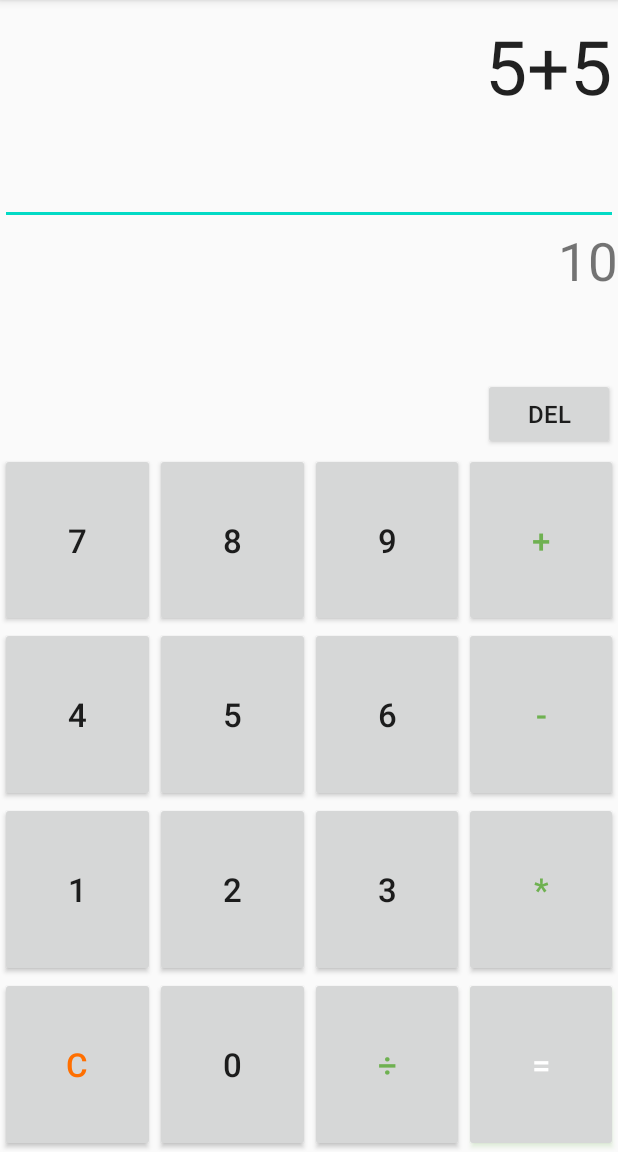
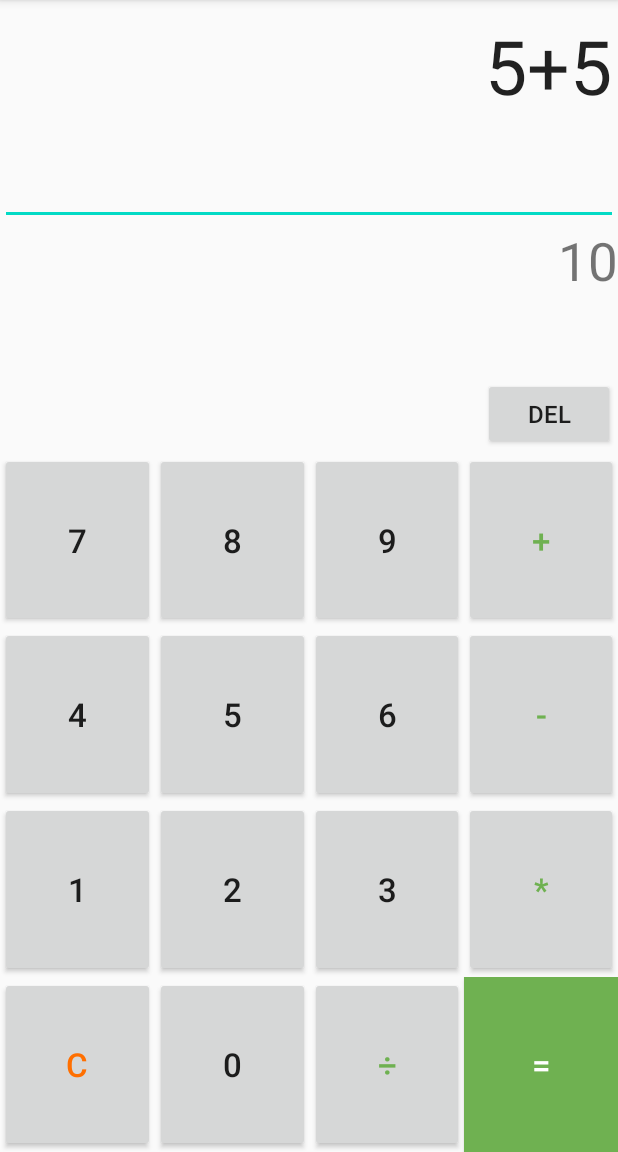
Before and after one commit to NNTC-ISIP-18/MDK-0103, an Android app: the screen it shows after launch (MainActivity), on a phone screen of 412 x 824 dp, the part 84-1236 px from its top. Run offline under Robolectric (Android 15) with nearby library versions, the phone set to English and light mode, and no system bars.

Commit message:
Rename ids

```diff
--- a/Shmakulator/app/src/main/java/com/example/shmakulator/MainActivity.java
+++ b/Shmakulator/app/src/main/java/com/example/shmakulator/MainActivity.java
@@ -6,7 +6,6 @@ import android.media.MediaPlayer;
 import android.os.Bundle;
 import android.view.View;
 import android.widget.Button;
-import android.widget.LinearLayout;
 
 import java.util.ArrayList;
 
@@ -29,7 +28,7 @@ public class MainActivity extends AppCompatActivity {
             });
         }
         final MediaPlayer mpClickDel = MediaPlayer.create(this, R.raw.click_del);
-        findViewById(R.id.butdelet).setOnClickListener(new View.OnClickListener() {
+        findViewById(R.id.btnDelete).setOnClickListener(new View.OnClickListener() {
             @Override
             public void onClick(View v) {
                 mpClickDel.start();
--- a/Shmakulator/app/src/main/res/layout-land/activity_main.xml
+++ b/Shmakulator/app/src/main/res/layout-land/activity_main.xml
@@ -10,8 +10,8 @@
     <LinearLayout
         android:layout_width="match_parent"
         android:layout_height="wrap_content"
-        android:orientation="vertical"
-        android:layout_marginHorizontal="5sp">
+        android:layout_marginHorizontal="5sp"
+        android:orientation="vertical">
 
         <EditText
             android:id="@+id/input_box"
@@ -19,10 +19,10 @@
             android:layout_height="50dp"
             android:ems="10"
             android:gravity="end"
+            android:importantForAutofill="no"
             android:inputType="none"
-            android:textSize="25sp"
             android:text="5+5"
-            android:importantForAutofill="no" />
+            android:textSize="25sp" />
 
         <TextView
             android:id="@+id/result_box"
@@ -42,7 +42,7 @@
         android:orientation="horizontal">
 
         <Button
-            android:id="@+id/butdelet"
+            android:id="@+id/btnDelete"
             android:layout_width="match_parent"
             android:layout_height="match_parent"
             android:text="Del"
@@ -80,7 +80,7 @@
                 android:id="@+id/butadd"
                 style="@style/CalcButton"
                 android:text="+"
-                android:textColor="#6FB151"/>
+                android:textColor="#6FB151" />
 
         </LinearLayout>
 
@@ -109,7 +109,7 @@
                 android:id="@+id/butmin"
                 style="@style/CalcButton"
                 android:text="-"
-                android:textColor="#6FB151"/>
+                android:textColor="#6FB151" />
 
         </LinearLayout>
 
@@ -130,15 +130,15 @@
                 android:text="2" />
 
             <Button
-                android:id="@+id/but3"
+                android:id="@+id/btn3"
                 style="@style/CalcButton"
                 android:text="3" />
 
             <Button
-                android:id="@+id/butmul"
+                android:id="@+id/btnMultiply"
                 style="@style/CalcButton"
                 android:text="*"
-                android:textColor="#6FB151"/>
+                android:textColor="#6FB151" />
 
         </LinearLayout>
 
@@ -149,7 +149,7 @@
             android:orientation="horizontal">
 
             <Button
-                android:id="@+id/butclear"
+                android:id="@+id/btnClear"
                 style="@style/CalcButton"
                 android:text="C"
                 android:textColor="#FF6F00" />
--- a/Shmakulator/app/src/main/res/layout/activity_main.xml
+++ b/Shmakulator/app/src/main/res/layout/activity_main.xml
@@ -13,18 +13,18 @@
         android:orientation="vertical">
 
         <EditText
-            android:id="@+id/input_box"
+            android:id="@+id/inputBox"
             android:layout_width="match_parent"
             android:layout_height="150dp"
             android:ems="10"
             android:gravity="end"
+            android:importantForAutofill="no"
             android:inputType="none"
-            android:textSize="50sp"
             android:text="5+5"
-            android:importantForAutofill="no" />
+            android:textSize="50sp" />
 
         <TextView
-            android:id="@+id/result_box"
+            android:id="@+id/resultBox"
             android:layout_width="match_parent"
             android:layout_height="100dp"
             android:gravity="end"
@@ -40,7 +40,7 @@
         android:orientation="horizontal">
 
         <Button
-            android:id="@+id/butdelet"
+            android:id="@+id/btnDelete"
             android:layout_width="match_parent"
             android:layout_height="match_parent"
             android:text="Del"
@@ -60,25 +60,25 @@
             android:orientation="horizontal">
 
             <Button
-                android:id="@+id/but7"
+                android:id="@+id/btn7"
                 style="@style/CalcButton"
                 android:text="7" />
 
             <Button
-                android:id="@+id/but8"
+                android:id="@+id/btn8"
                 style="@style/CalcButton"
                 android:text="8" />
 
             <Button
-                android:id="@+id/but9"
+                android:id="@+id/btn9"
                 style="@style/CalcButton"
                 android:text="9" />
 
             <Button
-                android:id="@+id/butadd"
+                android:id="@+id/btnPlus"
                 style="@style/CalcButton"
                 android:text="+"
-                android:textColor="#6FB151"/>
+                android:textColor="#6FB151" />
 
         </LinearLayout>
 
@@ -89,7 +89,7 @@
             android:orientation="horizontal">
 
             <Button
-                android:id="@+id/but4"
+                android:id="@+id/btn4"
                 style="@style/CalcButton"
                 android:text="4" />
 
@@ -99,15 +99,15 @@
                 android:text="5" />
 
             <Button
-                android:id="@+id/but6"
+                android:id="@+id/btn6"
                 style="@style/CalcButton"
                 android:text="6" />
 
             <Button
-                android:id="@+id/butmin"
+                android:id="@+id/btnMinus"
                 style="@style/CalcButton"
                 android:text="-"
-                android:textColor="#6FB151"/>
+                android:textColor="#6FB151" />
 
         </LinearLayout>
 
@@ -118,25 +118,25 @@
             android:orientation="horizontal">
 
             <Button
-                android:id="@+id/but1"
+                android:id="@+id/btn1"
                 style="@style/CalcButton"
                 android:text="1" />
 
             <Button
-                android:id="@+id/but2"
+                android:id="@+id/btn2"
                 style="@style/CalcButton"
                 android:text="2" />
 
             <Button
-                android:id="@+id/but3"
+                android:id="@+id/btn3"
                 style="@style/CalcButton"
                 android:text="3" />
 
             <Button
-                android:id="@+id/butmul"
+                android:id="@+id/btnMultiply"
                 style="@style/CalcButton"
                 android:text="*"
-                android:textColor="#6FB151"/>
+                android:textColor="#6FB151" />
 
         </LinearLayout>
 
@@ -147,28 +147,28 @@
             android:orientation="horizontal">
 
             <Button
-                android:id="@+id/butclear"
+                android:id="@+id/btnClear"
                 style="@style/CalcButton"
                 android:text="C"
                 android:textColor="#FF6F00" />
 
             <Button
-                android:id="@+id/butzero"
+                android:id="@+id/btnZero"
                 style="@style/CalcButton"
                 android:text="0" />
 
             <Button
-                android:id="@+id/butdiv"
+                android:id="@+id/btnDiv"
                 style="@style/CalcButton"
                 android:text="\u00F7"
                 android:textColor="#6FB151" />
 
             <Button
-                android:id="@+id/butequal"
+                android:id="@+id/btnEqual"
                 style="@style/CalcButton"
+                android:background="#6FB151"
                 android:text="="
-                android:textColor="#FFFFFF"
-                android:outlineSpotShadowColor="#6FB151"/>
+                android:textColor="#FFFFFF" />
         </LinearLayout>
     </LinearLayout>
 </LinearLayout>
```
